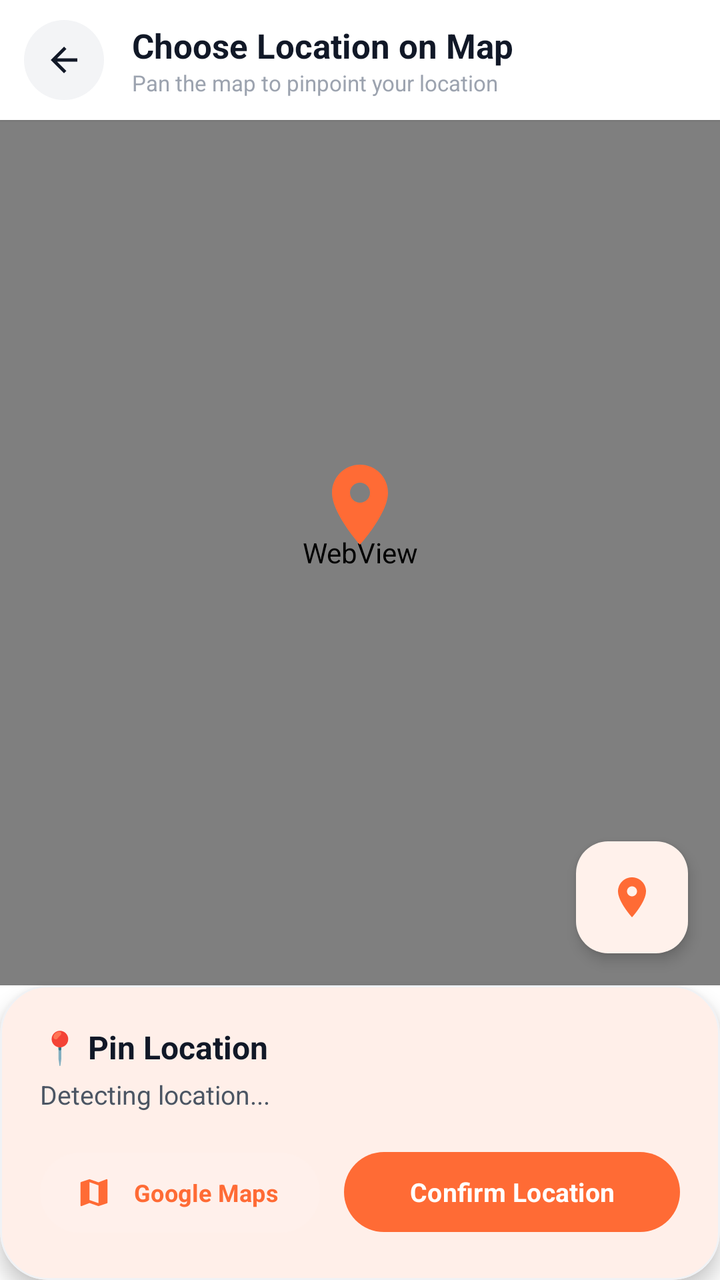
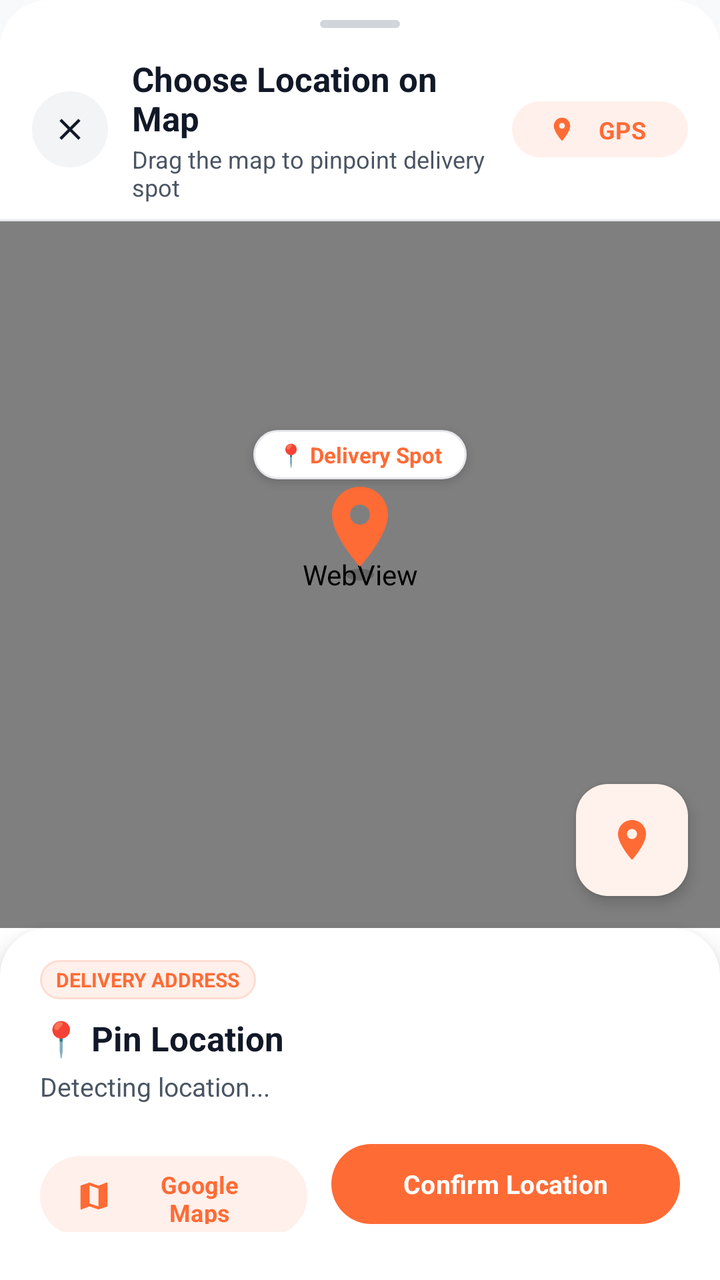

An Android layout rendered at two revisions. The XML below is the earlier revision; the diff shows what the commit changed to produce the second picture.
<!-- AndroidManifest.xml: application theme Theme.AKRHunger -->
<!-- res/layout/dialog_map_picker.xml -->
<?xml version="1.0" encoding="utf-8"?>
<LinearLayout xmlns:android="http://schemas.android.com/apk/res/android"
    xmlns:app="http://schemas.android.com/apk/res-auto"
    android:layout_width="match_parent"
    android:layout_height="match_parent"
    android:background="@color/surface"
    android:orientation="vertical">

    
    <LinearLayout
        android:layout_width="match_parent"
        android:layout_height="60dp"
        android:background="@color/surface"
        android:elevation="1dp"
        android:gravity="center_vertical"
        android:orientation="horizontal"
        android:paddingHorizontal="12dp">

        <FrameLayout
            android:id="@+id/btn_close_map"
            android:layout_width="40dp"
            android:layout_height="40dp"
            android:background="@drawable/bg_icon_circle_gray"
            android:clickable="true"
            android:focusable="true"
            android:foreground="?attr/selectableItemBackgroundBorderless">

            <ImageView
                android:layout_width="20dp"
                android:layout_height="20dp"
                android:layout_gravity="center"
                android:src="@drawable/ic_back"
                android:tint="@color/text_primary" />
        </FrameLayout>

        <LinearLayout
            android:layout_width="0dp"
            android:layout_height="wrap_content"
            android:layout_marginStart="14dp"
            android:layout_weight="1"
            android:orientation="vertical">

            <TextView
                android:layout_width="wrap_content"
                android:layout_height="wrap_content"
                android:text="Choose Location on Map"
                android:textColor="@color/text_primary"
                android:textSize="17sp"
                android:textStyle="bold" />

            <TextView
                android:layout_width="wrap_content"
                android:layout_height="wrap_content"
                android:text="Pan the map to pinpoint your location"
                android:textColor="@color/text_hint"
                android:textSize="11sp" />
        </LinearLayout>
    </LinearLayout>

    
    <FrameLayout
        android:layout_width="match_parent"
        android:layout_height="0dp"
        android:layout_weight="1">

        <WebView
            android:id="@+id/web_view_map"
            android:layout_width="match_parent"
            android:layout_height="match_parent" />

        
        <ImageView
            android:id="@+id/iv_center_pin"
            android:layout_width="48dp"
            android:layout_height="48dp"
            android:layout_gravity="center"
            android:layout_marginBottom="24dp"
            android:src="@drawable/ic_location"
            app:tint="@color/primary" />

        
        <com.google.android.material.floatingactionbutton.FloatingActionButton
            android:id="@+id/fab_my_location"
            android:layout_width="wrap_content"
            android:layout_height="wrap_content"
            android:layout_gravity="bottom|end"
            android:layout_margin="16dp"
            android:contentDescription="My Location"
            android:src="@drawable/ic_location"
            app:backgroundTint="@color/surface"
            app:elevation="4dp"
            app:fabSize="mini"
            app:tint="@color/primary" />

        
        <ProgressBar
            android:id="@+id/map_progress"
            android:layout_width="36dp"
            android:layout_height="36dp"
            android:layout_gravity="center"
            android:indeterminateTint="@color/primary"
            android:visibility="gone" />
    </FrameLayout>

    
    <com.google.android.material.card.MaterialCardView
        android:layout_width="match_parent"
        android:layout_height="wrap_content"
        app:cardBackgroundColor="@color/surface"
        app:cardCornerRadius="24dp"
        app:cardElevation="6dp"
        app:strokeColor="@color/card_border"
        app:strokeWidth="1dp">

        <LinearLayout
            android:layout_width="match_parent"
            android:layout_height="wrap_content"
            android:orientation="vertical"
            android:padding="20dp">

            
            <TextView
                android:id="@+id/tv_picked_address_title"
                android:layout_width="wrap_content"
                android:layout_height="wrap_content"
                android:text="📍 Pin Location"
                android:textColor="@color/text_primary"
                android:textSize="16sp"
                android:textStyle="bold" />

            <TextView
                android:id="@+id/tv_picked_address_desc"
                android:layout_width="match_parent"
                android:layout_height="wrap_content"
                android:layout_marginTop="4dp"
                android:lineSpacingExtra="2dp"
                android:text="Detecting location..."
                android:textColor="@color/text_secondary"
                android:textSize="13sp" />

            
            <LinearLayout
                android:layout_width="match_parent"
                android:layout_height="wrap_content"
                android:layout_marginTop="16dp"
                android:orientation="horizontal">

                <com.google.android.material.button.MaterialButton
                    android:id="@+id/btn_open_external_map"
                    style="@style/Widget.AKR.Button.PillSoft"
                    android:layout_width="0dp"
                    android:layout_height="48dp"
                    android:layout_marginEnd="6dp"
                    android:layout_weight="1"
                    android:text="Google Maps"
                    android:textSize="12sp"
                    app:icon="@drawable/ic_map"
                    app:iconTint="@color/primary" />

                <com.google.android.material.button.MaterialButton
                    android:id="@+id/btn_confirm_location"
                    style="@style/Widget.AKR.Button.Pill"
                    android:layout_width="0dp"
                    android:layout_height="48dp"
                    android:layout_marginStart="6dp"
                    android:layout_weight="1.2"
                    android:text="Confirm Location"
                    android:textSize="13sp"
                    app:backgroundTint="@color/primary" />
            </LinearLayout>
        </LinearLayout>
    </com.google.android.material.card.MaterialCardView>
</LinearLayout>
<!-- resources referenced by this layout -->
<resources>
  <color name="card_border">#F0F2F5</color>
  <color name="primary">#FF6B35</color>
  <color name="surface">#FFFFFF</color>
  <color name="text_hint">#9CA3AF</color>
  <color name="text_primary">#111827</color>
  <color name="text_secondary">#4B5563</color>
  <!-- drawable ic_back (drawable) -->
  <vector xmlns:android="http://schemas.android.com/apk/res/android"
      android:width="24dp"
      android:height="24dp"
      android:viewportWidth="24"
      android:viewportHeight="24">
      <path
          android:fillColor="#FF000000"
          android:pathData="M20,11H7.83l5.59,-5.59L12,4l-8,8 8,8 1.41,-1.41L7.83,13H20v-2z"/>
  </vector>
  <color name="surface_variant">#F3F4F6</color>
  <color name="on_primary">#FFFFFF</color>
  <color name="primary_tint">#FFF0EB</color>
  <color name="primary_dark">#E55A25</color>
  <color name="secondary">#F59E0B</color>
  <color name="on_secondary">#111827</color>
  <color name="background">#F8F9FA</color>
  <color name="on_surface">#111827</color>
  <style name="ThemeOverlay.AKR.BottomSheetDialog" parent="ThemeOverlay.Material3.BottomSheetDialog">
          <item name="bottomSheetStyle">@style/Widget.AKR.BottomSheet</item>
      </style>
  <style name="ShapeAppearance.AKR.Dialog" parent="">
          <item name="cornerFamily">rounded</item>
          <item name="cornerSize">24dp</item>
      </style>
  <style name="Widget.AKR.BottomSheet" parent="Widget.Material3.BottomSheet">
          <item name="shapeAppearanceOverlay">@style/ShapeAppearance.AKR.BottomSheet</item>
          <item name="backgroundTint">@color/surface</item>
      </style>
  <style name="ShapeAppearance.AKR.BottomSheet" parent="">
          <item name="cornerFamily">rounded</item>
          <item name="cornerSizeTopLeft">28dp</item>
          <item name="cornerSizeTopRight">28dp</item>
      </style>
  <!-- unchanged entries left out for length: 7 -->
</resources>

<!-- the commit's change to res/layout/dialog_map_picker.xml (unified diff, before → after) -->
@@ -3,40 +3,48 @@
     xmlns:app="http://schemas.android.com/apk/res-auto"
     android:layout_width="match_parent"
     android:layout_height="match_parent"
-    android:background="@color/surface"
+    android:background="@drawable/bg_map_card_top"
     android:orientation="vertical">
 
     
+    <View
+        android:layout_width="40dp"
+        android:layout_height="4dp"
+        android:layout_gravity="center_horizontal"
+        android:layout_marginTop="10dp"
+        android:layout_marginBottom="6dp"
+        android:background="@drawable/bg_drag_handle" />
+
+    
     <LinearLayout
         android:layout_width="match_parent"
-        android:layout_height="60dp"
-        android:background="@color/surface"
-        android:elevation="1dp"
+        android:layout_height="wrap_content"
         android:gravity="center_vertical"
         android:orientation="horizontal"
-        android:paddingHorizontal="12dp">
+        android:paddingHorizontal="16dp"
+        android:paddingVertical="8dp">
 
         <FrameLayout
             android:id="@+id/btn_close_map"
-            android:layout_width="40dp"
-            android:layout_height="40dp"
+            android:layout_width="38dp"
+            android:layout_height="38dp"
             android:background="@drawable/bg_icon_circle_gray"
             android:clickable="true"
             android:focusable="true"
             android:foreground="?attr/selectableItemBackgroundBorderless">
 
             <ImageView
-                android:layout_width="20dp"
-                android:layout_height="20dp"
+                android:layout_width="18dp"
+                android:layout_height="18dp"
                 android:layout_gravity="center"
-                android:src="@drawable/ic_back"
-                android:tint="@color/text_primary" />
+                android:src="@drawable/ic_close"
+                app:tint="@color/text_primary" />
         </FrameLayout>
 
         <LinearLayout
             android:layout_width="0dp"
             android:layout_height="wrap_content"
-            android:layout_marginStart="14dp"
+            android:layout_marginStart="12dp"
             android:layout_weight="1"
             android:orientation="vertical">
 
@@ -51,14 +59,34 @@
             <TextView
                 android:layout_width="wrap_content"
                 android:layout_height="wrap_content"
-                android:text="Pan the map to pinpoint your location"
-                android:textColor="@color/text_hint"
-                android:textSize="11sp" />
-        </LinearLayout>
+                android:layout_marginTop="1dp"
+                android:text="Drag the map to pinpoint delivery spot"
+                android:textColor="@color/text_secondary"
+                android:textSize="12sp" />
+        </LinearLayout>
+
+        
+        <com.google.android.material.button.MaterialButton
+            android:id="@+id/btn_header_gps"
+            style="@style/Widget.AKR.Button.PillSoft"
+            android:layout_width="wrap_content"
+            android:layout_height="36dp"
+            android:paddingHorizontal="12dp"
+            android:text="GPS"
+            android:textSize="12sp"
+            app:icon="@drawable/ic_location"
+            app:iconSize="14dp"
+            app:iconTint="@color/primary" />
     </LinearLayout>
 
+    <View
+        android:layout_width="match_parent"
+        android:layout_height="1dp"
+        android:background="@color/divider_hairline" />
+
     
     <FrameLayout
+        android:id="@+id/fl_map_container"
         android:layout_width="match_parent"
         android:layout_height="0dp"
         android:layout_weight="1">
@@ -67,6 +95,16 @@
             android:id="@+id/web_view_map"
             android:layout_width="match_parent"
             android:layout_height="match_parent" />
+
+        
+        <View
+            android:id="@+id/view_pin_shadow"
+            android:layout_width="14dp"
+            android:layout_height="6dp"
+            android:layout_gravity="center"
+            android:background="@drawable/bg_pin_shadow"
+            android:clickable="false"
+            android:focusable="false" />
 
         
         <ImageView
@@ -75,8 +113,32 @@
             android:layout_height="48dp"
             android:layout_gravity="center"
             android:layout_marginBottom="24dp"
+            android:clickable="false"
+            android:focusable="false"
             android:src="@drawable/ic_location"
             app:tint="@color/primary" />
+
+        
+        <LinearLayout
+            android:layout_width="wrap_content"
+            android:layout_height="wrap_content"
+            android:layout_gravity="center"
+            android:layout_marginBottom="60dp"
+            android:background="@drawable/bg_pill_white"
+            android:elevation="3dp"
+            android:gravity="center"
+            android:orientation="horizontal"
+            android:paddingHorizontal="12dp"
+            android:paddingVertical="5dp">
+
+            <TextView
+                android:layout_width="wrap_content"
+                android:layout_height="wrap_content"
+                android:text="📍 Delivery Spot"
+                android:textColor="@color/primary"
+                android:textSize="11sp"
+                android:textStyle="bold" />
+        </LinearLayout>
 
         
         <com.google.android.material.floatingactionbutton.FloatingActionButton
@@ -84,8 +146,9 @@
             android:layout_width="wrap_content"
             android:layout_height="wrap_content"
             android:layout_gravity="bottom|end"
-            android:layout_margin="16dp"
-            android:contentDescription="My Location"
+            android:layout_marginEnd="16dp"
+            android:layout_marginBottom="16dp"
+            android:contentDescription="Locate Me"
             android:src="@drawable/ic_location"
             app:backgroundTint="@color/surface"
             app:elevation="4dp"
@@ -95,79 +158,111 @@
         
         <ProgressBar
             android:id="@+id/map_progress"
-            android:layout_width="36dp"
-            android:layout_height="36dp"
+            android:layout_width="40dp"
+            android:layout_height="40dp"
             android:layout_gravity="center"
             android:indeterminateTint="@color/primary"
             android:visibility="gone" />
     </FrameLayout>
 
     
-    <com.google.android.material.card.MaterialCardView
+    <LinearLayout
         android:layout_width="match_parent"
         android:layout_height="wrap_content"
-        app:cardBackgroundColor="@color/surface"
-        app:cardCornerRadius="24dp"
-        app:cardElevation="6dp"
-        app:strokeColor="@color/card_border"
-        app:strokeWidth="1dp">
-
-        <LinearLayout
-            android:layout_width="match_parent"
-            android:layout_height="wrap_content"
-            android:orientation="vertical"
-            android:padding="20dp">
-
-            
-            <TextView
-                android:id="@+id/tv_picked_address_title"
-                android:layout_width="wrap_content"
-                android:layout_height="wrap_content"
-                android:text="📍 Pin Location"
-                android:textColor="@color/text_primary"
-                android:textSize="16sp"
+        android:background="@drawable/bg_map_card_top"
+        android:elevation="8dp"
+        android:orientation="vertical"
+        android:paddingHorizontal="20dp"
+        android:paddingTop="16dp"
+        android:paddingBottom="24dp">
+
+        
+        <LinearLayout
+            android:layout_width="match_parent"
+            android:layout_height="wrap_content"
+            android:gravity="center_vertical"
+            android:orientation="horizontal">
+
+            <TextView
+                android:layout_width="wrap_content"
+                android:layout_height="wrap_content"
+                android:background="@drawable/bg_pill_soft"
+                android:paddingHorizontal="8dp"
+                android:paddingVertical="3dp"
+                android:text="DELIVERY ADDRESS"
+                android:textColor="@color/primary"
+                android:textSize="10sp"
                 android:textStyle="bold" />
 
-            <TextView
-                android:id="@+id/tv_picked_address_desc"
-                android:layout_width="match_parent"
-                android:layout_height="wrap_content"
-                android:layout_marginTop="4dp"
-                android:lineSpacingExtra="2dp"
-                android:text="Detecting location..."
-                android:textColor="@color/text_secondary"
-                android:textSize="13sp" />
-
-            
-            <LinearLayout
-                android:layout_width="match_parent"
-                android:layout_height="wrap_content"
-                android:layout_marginTop="16dp"
-                android:orientation="horizontal">
-
-                <com.google.android.material.button.MaterialButton
-                    android:id="@+id/btn_open_external_map"
-                    style="@style/Widget.AKR.Button.PillSoft"
-                    android:layout_width="0dp"
-                    android:layout_height="48dp"
-                    android:layout_marginEnd="6dp"
-                    android:layout_weight="1"
-                    android:text="Google Maps"
-                    android:textSize="12sp"
-                    app:icon="@drawable/ic_map"
-                    app:iconTint="@color/primary" />
-
-                <com.google.android.material.button.MaterialButton
-                    android:id="@+id/btn_confirm_location"
-                    style="@style/Widget.AKR.Button.Pill"
-                    android:layout_width="0dp"
-                    android:layout_height="48dp"
-                    android:layout_marginStart="6dp"
-                    android:layout_weight="1.2"
-                    android:text="Confirm Location"
-                    android:textSize="13sp"
-                    app:backgroundTint="@color/primary" />
-            </LinearLayout>
-        </LinearLayout>
-    </com.google.android.material.card.MaterialCardView>
+            <View
+                android:layout_width="0dp"
+                android:layout_height="1dp"
+                android:layout_weight="1" />
+
+            <ProgressBar
+                android:id="@+id/pb_geocoding"
+                android:layout_width="16dp"
+                android:layout_height="16dp"
+                android:indeterminateTint="@color/primary"
+                android:visibility="gone" />
+        </LinearLayout>
+
+        
+        <TextView
+            android:id="@+id/tv_picked_address_title"
+            android:layout_width="match_parent"
+            android:layout_height="wrap_content"
+            android:layout_marginTop="8dp"
+            android:ellipsize="end"
+            android:maxLines="1"
+            android:text="📍 Pin Location"
+            android:textColor="@color/text_primary"
+            android:textSize="17sp"
+            android:textStyle="bold" />
+
+        
+        <TextView
+            android:id="@+id/tv_picked_address_desc"
+            android:layout_width="match_parent"
+            android:layout_height="wrap_content"
+            android:layout_marginTop="4dp"
+            android:ellipsize="end"
+            android:lineSpacingExtra="2dp"
+            android:maxLines="3"
+            android:text="Detecting location..."
+            android:textColor="@color/text_secondary"
+            android:textSize="13sp" />
+
+        
+        <LinearLayout
+            android:layout_width="match_parent"
+            android:layout_height="wrap_content"
+            android:layout_marginTop="16dp"
+            android:orientation="horizontal">
+
+            <com.google.android.material.button.MaterialButton
+                android:id="@+id/btn_open_external_map"
+                style="@style/Widget.AKR.Button.PillSoft"
+                android:layout_width="0dp"
+                android:layout_height="48dp"
+                android:layout_marginEnd="6dp"
+                android:layout_weight="1"
+                android:text="Google Maps"
+                android:textSize="12sp"
+                app:icon="@drawable/ic_map"
+                app:iconTint="@color/primary" />
+
+            <com.google.android.material.button.MaterialButton
+                android:id="@+id/btn_confirm_location"
+                style="@style/Widget.AKR.Button.Pill"
+                android:layout_width="0dp"
+                android:layout_height="48dp"
+                android:layout_marginStart="6dp"
+                android:layout_weight="1.3"
+                android:text="Confirm Location"
+                android:textSize="13sp"
+                android:textStyle="bold"
+                app:backgroundTint="@color/primary" />
+        </LinearLayout>
+    </LinearLayout>
 </LinearLayout>
<!-- resource entries referenced after the edit -->
@@ -1,24 +1,75 @@
 <!-- resources referenced by this layout -->
 <resources>
-  <color name="card_border">#F0F2F5</color>
+  <color name="divider_hairline">#E5E7EB</color>
   <color name="primary">#FF6B35</color>
   <color name="surface">#FFFFFF</color>
-  <color name="text_hint">#9CA3AF</color>
   <color name="text_primary">#111827</color>
   <color name="text_secondary">#4B5563</color>
-  <!-- drawable ic_back (drawable) -->
+  <!-- drawable bg_drag_handle (drawable) -->
+  <?xml version="1.0" encoding="utf-8"?>
+  <shape xmlns:android="http://schemas.android.com/apk/res/android"
+      android:shape="rectangle">
+      <corners android:radius="4dp" />
+      <solid android:color="#D1D5DB" />
+  </shape>
+  <!-- drawable bg_map_card_top (drawable) -->
+  <?xml version="1.0" encoding="utf-8"?>
+  <shape xmlns:android="http://schemas.android.com/apk/res/android"
+      android:shape="rectangle">
+      <corners
+          android:topLeftRadius="24dp"
+          android:topRightRadius="24dp"
+          android:bottomLeftRadius="0dp"
+          android:bottomRightRadius="0dp" />
+      <solid android:color="@color/surface" />
+  </shape>
+  <!-- drawable bg_pill_soft (drawable) -->
+  <?xml version="1.0" encoding="utf-8"?>
+  <ripple xmlns:android="http://schemas.android.com/apk/res/android"
+      android:color="@color/primary_15">
+      <item>
+          <shape android:shape="rectangle">
+              <corners android:radius="999dp" />
+              <solid android:color="@color/primary_tint" />
+              <stroke android:width="1dp" android:color="@color/primary_tint_border" />
+          </shape>
+      </item>
+  </ripple>
+  <!-- drawable bg_pill_white (drawable) -->
+  <?xml version="1.0" encoding="utf-8"?>
+  <ripple xmlns:android="http://schemas.android.com/apk/res/android"
+      android:color="@color/primary_10">
+      <item>
+          <shape android:shape="rectangle">
+              <corners android:radius="999dp" />
+              <solid android:color="@color/surface" />
+              <stroke android:width="1dp" android:color="@color/card_border_subtle" />
+          </shape>
+      </item>
+  </ripple>
+  <!-- drawable bg_pin_shadow (drawable) -->
+  <?xml version="1.0" encoding="utf-8"?>
+  <shape xmlns:android="http://schemas.android.com/apk/res/android"
+      android:shape="oval">
+      <solid android:color="#33000000" />
+  </shape>
+  <!-- drawable ic_close (drawable) -->
   <vector xmlns:android="http://schemas.android.com/apk/res/android"
       android:width="24dp"
       android:height="24dp"
       android:viewportWidth="24"
       android:viewportHeight="24">
       <path
-          android:fillColor="#FF000000"
-          android:pathData="M20,11H7.83l5.59,-5.59L12,4l-8,8 8,8 1.41,-1.41L7.83,13H20v-2z"/>
+          android:fillColor="#FFFFFFFF"
+          android:pathData="M19,6.41L17.59,5 12,10.59 6.41,5 5,6.41 10.59,12 5,17.59 6.41,19 12,13.41 17.59,19 19,17.59 13.41,12z" />
   </vector>
   <color name="surface_variant">#F3F4F6</color>
+  <color name="primary_15">#26FF6B35</color>
   <color name="on_primary">#FFFFFF</color>
   <color name="primary_tint">#FFF0EB</color>
+  <color name="primary_tint_border">#FFDCD0</color>
+  <color name="primary_10">#1AFF6B35</color>
+  <color name="card_border_subtle">#E5E7EB</color>
   <color name="primary_dark">#E55A25</color>
   <color name="secondary">#F59E0B</color>
   <color name="on_secondary">#111827</color>
